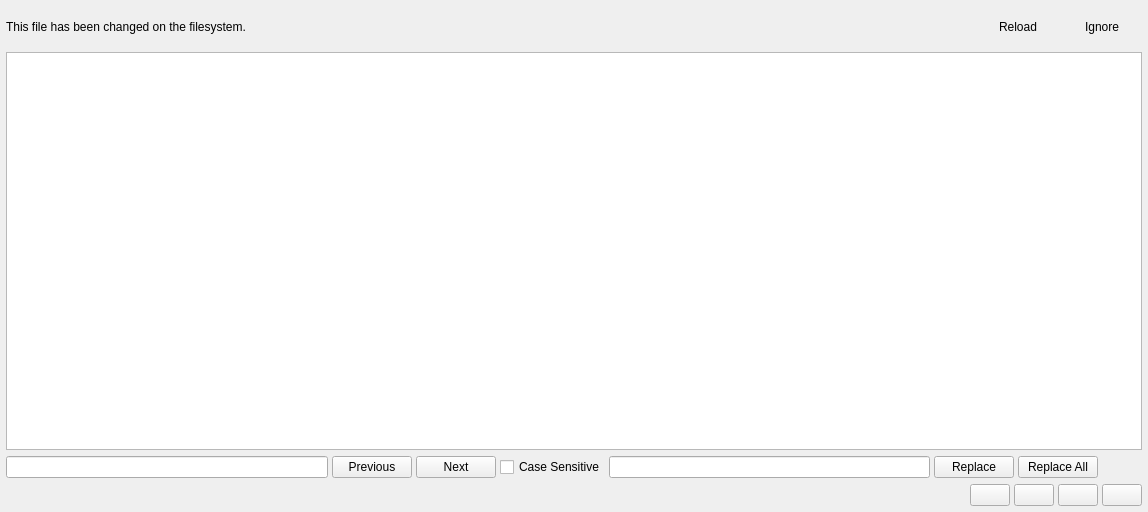
This is widgets/scripteditor.ui in njupt-robomasters/vesc_tool-zh as Qt 5 draws it before an edit. The edited form follows.
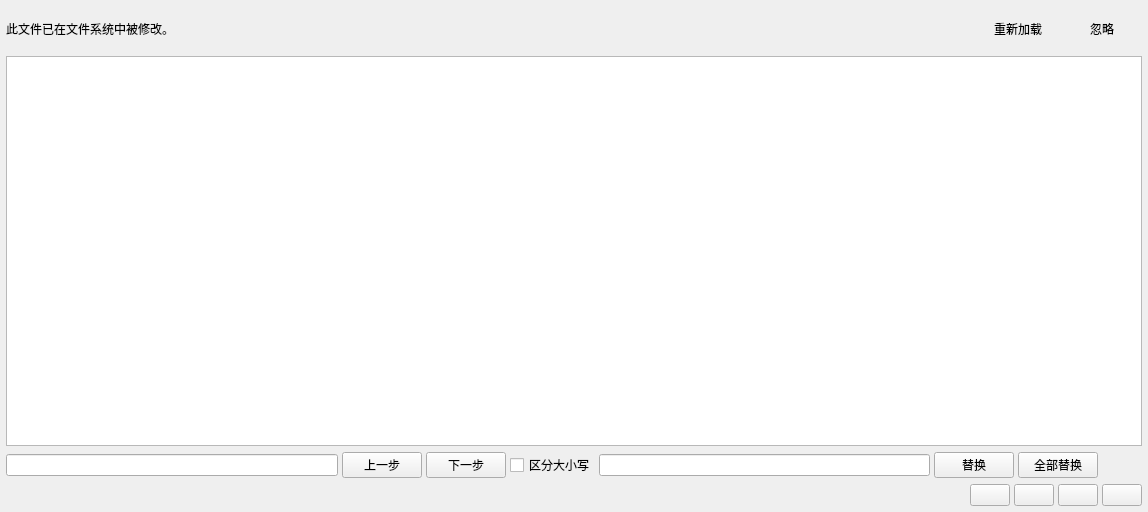
This is the edited form. Custom widgets are drawn as their Qt base class.

```diff
--- a/widgets/scripteditor.ui
+++ b/widgets/scripteditor.ui
@@ -50,7 +50,7 @@
       <item>
        <widget class="QLabel" name="fileChangedLabel">
         <property name="text">
-         <string>This file has been changed on the filesystem.</string>
+         <string>此文件已在文件系统中被修改。</string>
         </property>
        </widget>
       </item>
@@ -70,7 +70,7 @@
       <item>
        <widget class="QPushButton" name="fileChangedReloadButton">
         <property name="text">
-         <string>Reload</string>
+         <string>重新加载</string>
         </property>
         <property name="flat">
          <bool>true</bool>
@@ -80,7 +80,7 @@
       <item>
        <widget class="QPushButton" name="fileChangeIgnoreButton">
         <property name="text">
-         <string>Ignore</string>
+         <string>忽略</string>
         </property>
         <property name="flat">
          <bool>true</bool>
@@ -124,21 +124,21 @@
       <item>
        <widget class="QPushButton" name="searchPrevButton">
         <property name="text">
-         <string>Previous</string>
+         <string>上一步</string>
         </property>
        </widget>
       </item>
       <item>
        <widget class="QPushButton" name="searchNextButton">
         <property name="text">
-         <string>Next</string>
+         <string>下一步</string>
         </property>
        </widget>
       </item>
       <item>
        <widget class="QCheckBox" name="searchCaseSensitiveBox">
         <property name="text">
-         <string>Case Sensitive</string>
+         <string>区分大小写</string>
         </property>
        </widget>
       </item>
@@ -148,14 +148,14 @@
       <item>
        <widget class="QPushButton" name="replaceThisButton">
         <property name="text">
-         <string>Replace</string>
+         <string>替换</string>
         </property>
        </widget>
       </item>
       <item>
        <widget class="QPushButton" name="replaceAllButton">
         <property name="text">
-         <string>Replace All</string>
+         <string>全部替换</string>
         </property>
        </widget>
       </item>
```
Left out of the diff: 10 changed lines with no effect on the pictures.
